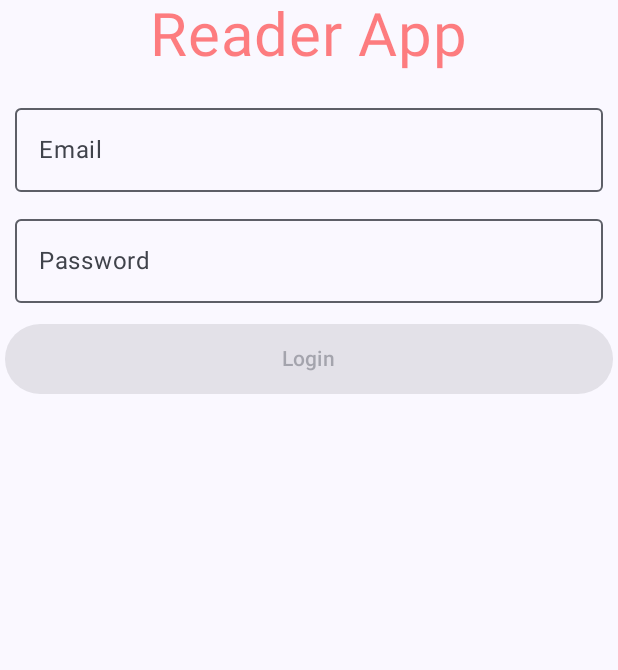
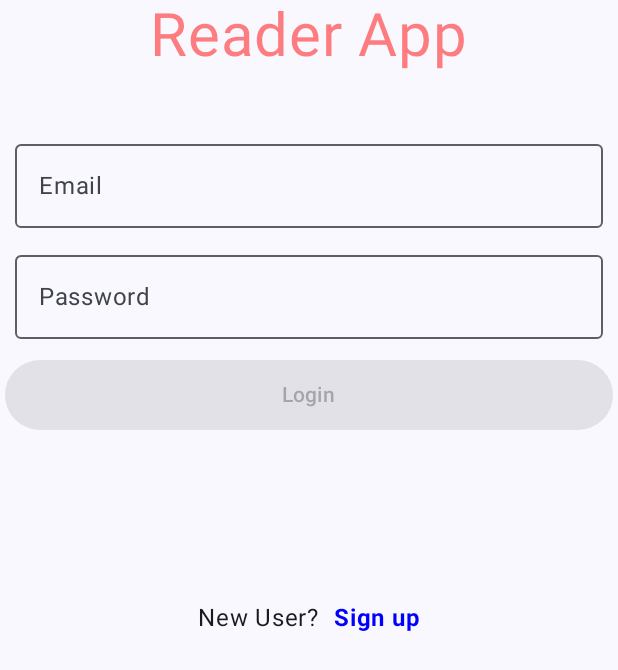
Before and after one commit to onurdemir43/ComposeReaderApp, an Android app built with Jetpack Compose: the screen it shows after launch (MainActivity), on a phone screen of 412 x 824 dp. Shown: the top 670 px of the screen. Run offline under Robolectric (Android 15) with nearby library versions, the phone set to English and light mode, and no system bars; our stand-ins replace Dagger/Hilt's generated code, Firebase (no records; nobody signed in at launch, a user with empty details on screens opened directly).

Commit message:
Finishing Login and Create Account Logic

```diff
--- a/ComposeReaderApp/app/src/main/java/com/onurdemir/composereaderapp/screens/login/ReaderLoginScreen.kt
+++ b/ComposeReaderApp/app/src/main/java/com/onurdemir/composereaderapp/screens/login/ReaderLoginScreen.kt
@@ -2,8 +2,11 @@ package com.onurdemir.composereaderapp.screens.login
 
 import android.util.Log
 import androidx.compose.foundation.background
+import androidx.compose.foundation.clickable
 import androidx.compose.foundation.layout.Arrangement
 import androidx.compose.foundation.layout.Column
+import androidx.compose.foundation.layout.Row
+import androidx.compose.foundation.layout.Spacer
 import androidx.compose.foundation.layout.fillMaxSize
 import androidx.compose.foundation.layout.fillMaxWidth
 import androidx.compose.foundation.layout.height
@@ -35,8 +38,11 @@ import androidx.compose.ui.ExperimentalComposeUiApi
 import androidx.compose.ui.Modifier
 import androidx.compose.ui.focus.FocusRequester
 import androidx.compose.ui.focus.focusRequester
+import androidx.compose.ui.graphics.Color
 import androidx.compose.ui.platform.LocalSoftwareKeyboardController
+import androidx.compose.ui.res.stringResource
 import androidx.compose.ui.text.TextStyle
+import androidx.compose.ui.text.font.FontWeight
 import androidx.compose.ui.text.input.ImeAction
 import androidx.compose.ui.text.input.KeyboardType
 import androidx.compose.ui.text.input.PasswordVisualTransformation
@@ -44,6 +50,7 @@ import androidx.compose.ui.text.input.VisualTransformation
 import androidx.compose.ui.unit.dp
 import androidx.compose.ui.unit.sp
 import androidx.navigation.NavController
+import com.onurdemir.composereaderapp.R
 import com.onurdemir.composereaderapp.components.EmailInput
 import com.onurdemir.composereaderapp.components.PasswordInput
 import com.onurdemir.composereaderapp.components.ReaderLogo
@@ -51,15 +58,40 @@ import com.onurdemir.composereaderapp.components.ReaderLogo
 @Composable
 fun ReaderLoginScreen(navController: NavController) {
 
+    val showLoginForm = rememberSaveable { mutableStateOf(true) }
+
     Surface(modifier = Modifier.fillMaxSize()) {
         Column(
             horizontalAlignment = Alignment.CenterHorizontally,
             verticalArrangement = Arrangement.Top
         ) {
             ReaderLogo()
-            UserForm(loading = false, isCreateAccount = false) {email, password ->
-                Log.d("Form", "ReaderLoginScreen: $email $password")
+            if (showLoginForm.value) {
+                UserForm(loading = false, isCreateAccount = false) {email, password ->
+                    //Todo: FB login
+                    }
+            }else {
+                UserForm(loading = false, isCreateAccount = true) {email, password ->
+                    //Todo: create FB account
+                }
             }
+
+        }
+        Spacer(modifier = Modifier.height(15.dp))
+        Row(
+            modifier = Modifier.padding(15.dp),
+            horizontalArrangement = Arrangement.Center,
+            verticalAlignment = Alignment.CenterVertically
+        ) {
+            val text = if (showLoginForm.value) "Sign up" else "Login"
+            Text(text = "New User?")
+            Text(text = text, modifier = Modifier
+                .clickable {
+                    showLoginForm.value = !showLoginForm.value
+                }
+                .padding(start = 10.dp),
+            fontWeight = FontWeight.Bold,
+            color = Color.Blue)
         }
     }
 
@@ -86,6 +118,14 @@ fun UserForm(
         .verticalScroll(rememberScrollState())
 
     Column(modifier, horizontalAlignment = Alignment.CenterHorizontally) {
+
+        if (isCreateAccount) {
+            Text(text = stringResource(id = R.string.create_acct),
+                modifier = Modifier.padding(4.dp))
+        } else {
+            Text(text = "")
+        }
+
         EmailInput(emailState = email,
             enabled = !loading,
             onAction = KeyboardActions {
@@ -107,6 +147,7 @@ fun UserForm(
             loading = loading,
             validInputs = valid) {
             onDone(email.value.trim(), password.value.trim())
+            keyboardController?.hide()
         }
     }
 
--- a/ComposeReaderApp/app/src/main/res/values/strings.xml
+++ b/ComposeReaderApp/app/src/main/res/values/strings.xml
@@ -1,3 +1,4 @@
 <resources>
     <string name="app_name">ComposeReaderApp</string>
+    <string name="create_acct">Please enter a valid email and password that is at least 6 characters</string>
 </resources>
```
